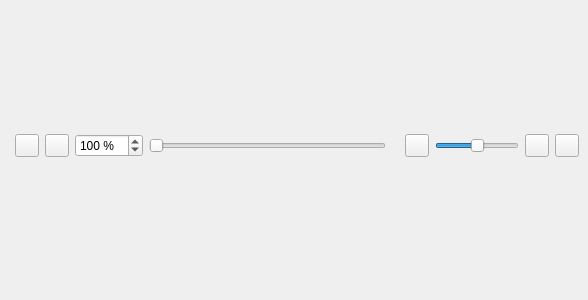
First picture: the form in src/librssguard/gui/mediaplayer/mediaplayer.ui, repository martinrotter/rssguard, before the edit.
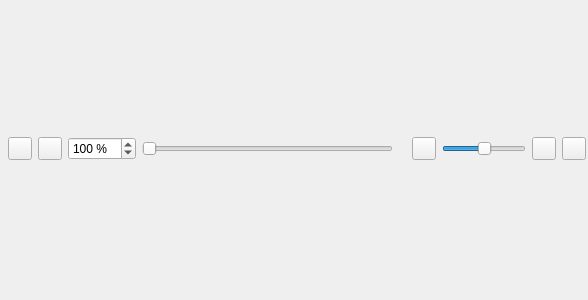
Second picture: the form after the edit. Custom widgets are drawn as their Qt base class.

```diff
--- a/src/librssguard/gui/mediaplayer/mediaplayer.ui
+++ b/src/librssguard/gui/mediaplayer/mediaplayer.ui
@@ -42,18 +42,19 @@
        <number>0</number>
       </property>
       <item>
+       <widget class="QWidget" name="m_controlPanel" native="true">
        <layout class="QHBoxLayout" name="horizontalLayout">
         <property name="leftMargin">
-         <number>9</number>
+          <number>2</number>
         </property>
         <property name="topMargin">
-         <number>0</number>
+          <number>2</number>
         </property>
         <property name="rightMargin">
-         <number>9</number>
+          <number>2</number>
         </property>
         <property name="bottomMargin">
-         <number>9</number>
+          <number>4</number>
         </property>
         <item>
          <widget class="LabelWithStatus" name="m_lblStatus" native="true"/>
@@ -164,6 +165,7 @@
          </widget>
         </item>
        </layout>
+       </widget>
       </item>
      </layout>
     </widget>
```
Left out of the diff: 8 changed lines with no effect on the pictures. Lines whose indentation alone changed are shown as unchanged.
